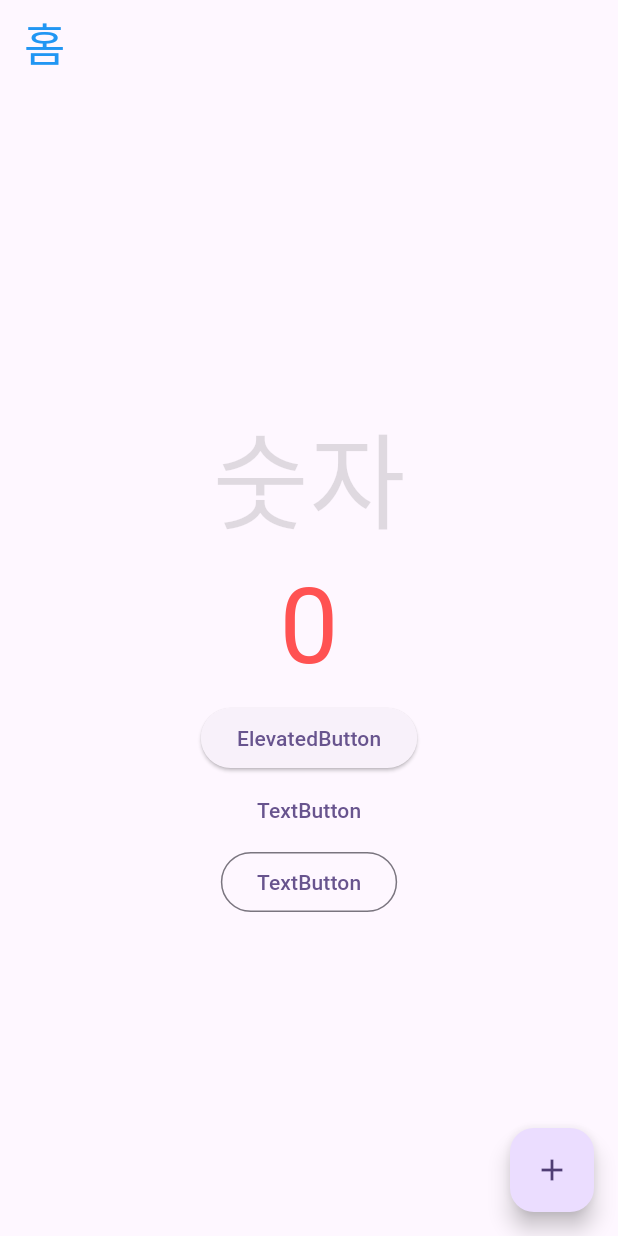
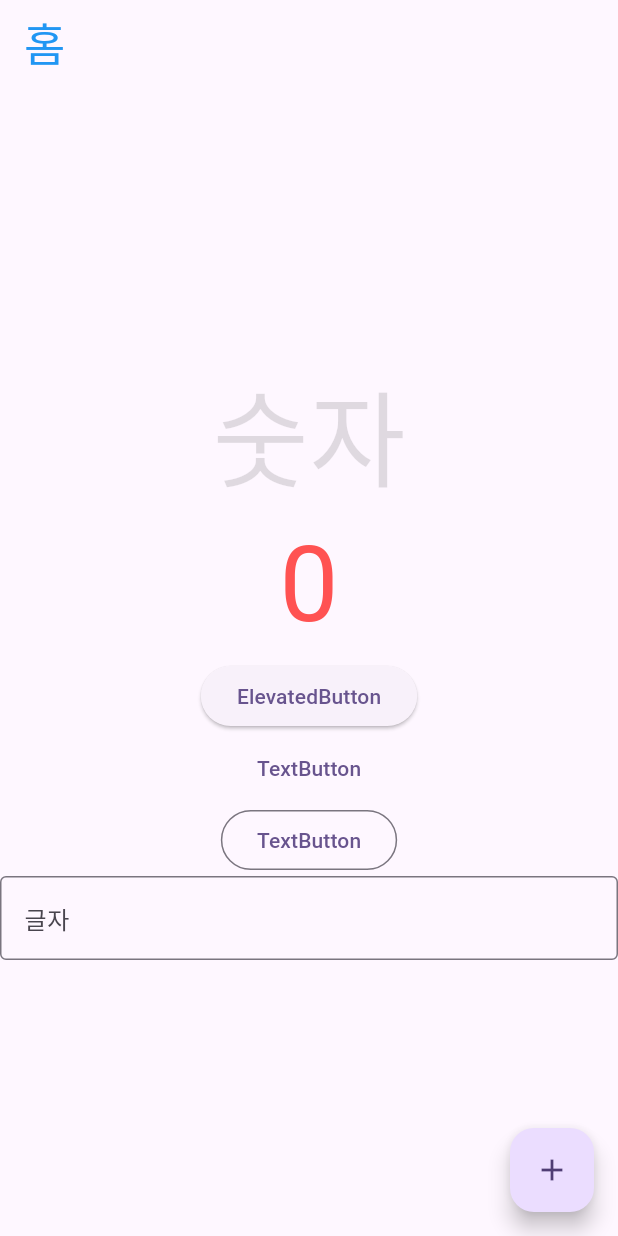
Before and after one commit to iikkkkyy/flutter_practice, a Flutter app: the screen it shows after launch, on a phone screen of 412 x 824 dp. Run offline on Flutter 3.47's test engine with Material 3 defaults, Android fonts, the phone set to English and light mode, and no system bars.

Commit message:
textField 기능 추가

```diff
--- a/lib/my_home_page.dart
+++ b/lib/my_home_page.dart
@@ -57,6 +57,15 @@ class _MyHomePageState extends State<MyHomePage> {
               onPressed: () {},
               child: Text('TextButton'),
             ),
+            TextField(
+              decoration: InputDecoration(
+                labelText: '글자',
+                border: OutlineInputBorder(),
+              ),
+              onChanged: (text) {
+                print(text);
+              },
+            )
           ],
         ),
       ),
```
